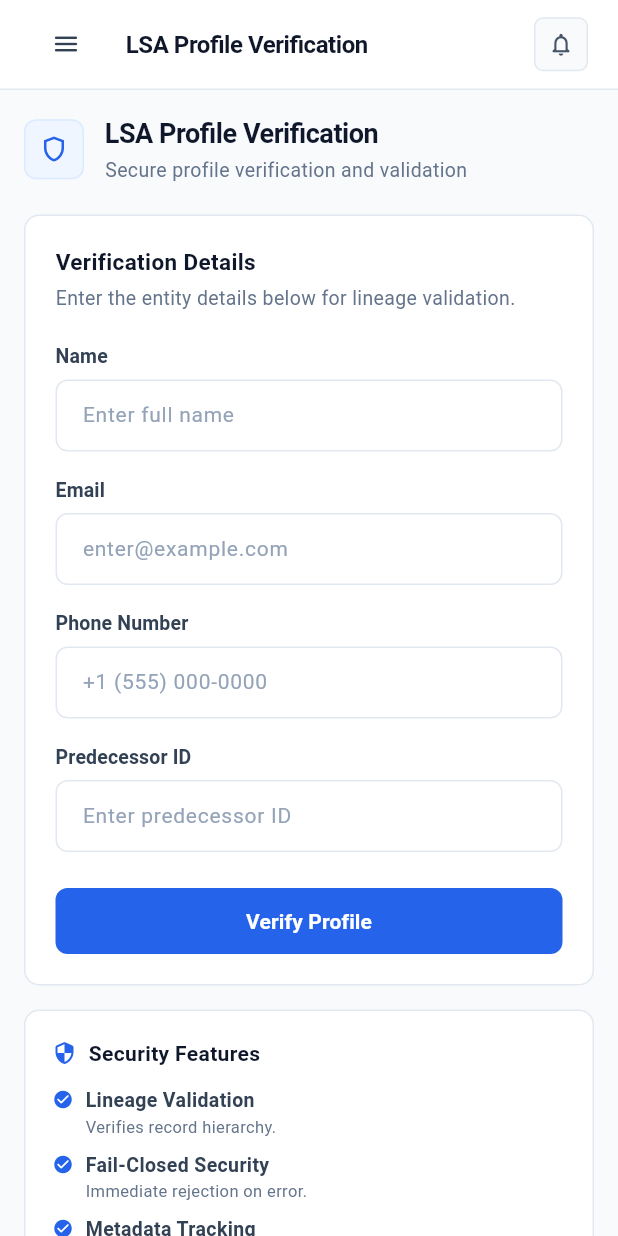
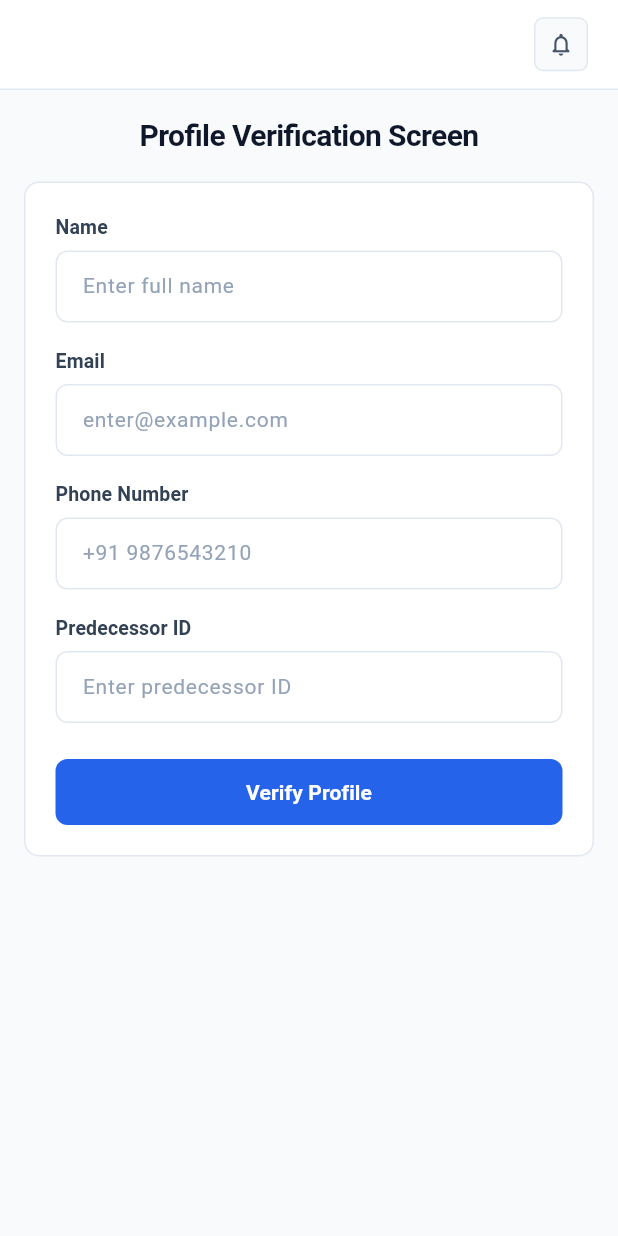
Before and after one commit to Diya2004-source/lsa_profile_verification, a Flutter app: the screen it shows after launch, on a phone screen of 412 x 824 dp. Run offline on Flutter 3.47's test engine with Material 3 defaults, Android fonts, the phone set to English and light mode, and no system bars.

Commit message:
UI updated

```diff
--- a/lsa_profile_verification_screen/lib/main.dart
+++ b/lsa_profile_verification_screen/lib/main.dart
@@ -13,7 +13,7 @@ class LsaProfileVerificationApp extends StatelessWidget {
     const primaryBlue = Color(0xFF2563EB);
 
     return MaterialApp(
-      title: 'Aura Studio - LSA Profile Verification',
+      title: 'LSA Profile Verification',
       debugShowCheckedModeBanner: false,
       theme: ThemeData(
         useMaterial3: true,
--- a/lsa_profile_verification_screen/lib/screens/dashboard_screen.dart
+++ b/lsa_profile_verification_screen/lib/screens/dashboard_screen.dart
@@ -5,7 +5,7 @@ import '../widgets/sidebar.dart';
 import '../widgets/stat_card.dart';
 import 'lsa_verification_screen.dart';
 
-/// Main production dashboard screen integrating desktop sidebar, header, metrics, and LSA verification screen.
+// Main production dashboard screen integrating desktop sidebar, header, metrics, and profile verification screen.
 class DashboardScreen extends StatefulWidget {
   const DashboardScreen({super.key});
 
@@ -14,12 +14,12 @@ class DashboardScreen extends StatefulWidget {
 }
 
 class _DashboardScreenState extends State<DashboardScreen> {
-  int _selectedNavIndex = 1; // Default to Profile Verification view for easy workflow evaluation
+  int _selectedNavIndex = 1; // Default to Profile Verification view for evaluation
   final GlobalKey<ScaffoldState> _scaffoldKey = GlobalKey<ScaffoldState>();
 
   final List<String> _pageTitles = [
     'Dashboard',
-    'LSA Profile Verification',
+    '', // Title removed as requested
     'Projects',
     'Settings',
   ];
@@ -158,7 +158,7 @@ class _DashboardScreenState extends State<DashboardScreen> {
                   crossAxisAlignment: CrossAxisAlignment.start,
                   children: const [
                     Text(
-                      'LSA Profile Verification Tool',
+                      'Profile Verification Tool',
                       style: TextStyle(
                         fontSize: 14,
                         fontWeight: FontWeight.w700,
--- a/lsa_profile_verification_screen/lib/screens/lsa_verification_screen.dart
+++ b/lsa_profile_verification_screen/lib/screens/lsa_verification_screen.dart
@@ -7,9 +7,8 @@ import '../services/api_service.dart';
 import '../trackers/friction_tracker.dart';
 import '../widgets/custom_text_field.dart';
 import '../widgets/primary_button.dart';
-import '../widgets/profile_header.dart';
 
-/// Screen for LSA Profile Verification UI with a human-designed, production-ready SaaS aesthetic.
+/// Screen for Profile Verification UI with center-aligned heading and +91 phone placeholder.
 class LsaVerificationScreen extends StatefulWidget {
   const LsaVerificationScreen({super.key});
 
@@ -164,45 +163,51 @@ class _LsaVerificationScreenState extends State<LsaVerificationScreen> {
     return SingleChildScrollView(
       padding: EdgeInsets.all(isDesktop ? 24.0 : 16.0),
       child: Column(
-        crossAxisAlignment: CrossAxisAlignment.start,
+        crossAxisAlignment: CrossAxisAlignment.center,
         children: [
-          // Section Header
-          const ProfileHeader(),
-          const SizedBox(height: 20),
+          // Center-aligned Screen Heading Text
+          const Center(
+            child: Text(
+              'Profile Verification Screen',
+              textAlign: TextAlign.center,
+              style: TextStyle(
+                fontSize: 20,
+                fontWeight: FontWeight.w700,
+                color: Color(0xFF0F172A),
+                letterSpacing: -0.4,
+              ),
+            ),
+          ),
+          const SizedBox(height: 16),
 
-          // Structured Layout: 2 Columns on Desktop, 1 Column on Mobile
           if (isDesktop)
             Row(
               crossAxisAlignment: CrossAxisAlignment.start,
               children: [
-                // Form Container (60% width)
+                // Form Container
                 Expanded(
                   flex: 3,
                   child: _buildFormCard(),
                 ),
                 const SizedBox(width: 20),
 
-                // Side Details (40% width)
+                // Side Details (Audit Trail)
+                if (_currentTraceId != null)
                   Expanded(
                     flex: 2,
-                  child: Column(
-                    children: [
-                      _buildSecurityInfoCard(),
-                      const SizedBox(height: 16),
-                      _buildAuditMetadataCard(),
-                    ],
-                  ),
+                    child: _buildAuditMetadataCard(),
                   ),
               ],
             )
           else
             Column(
+              crossAxisAlignment: CrossAxisAlignment.center,
               children: [
                 _buildFormCard(),
-                const SizedBox(height: 16),
-                _buildSecurityInfoCard(),
+                if (_currentTraceId != null) ...[
                   const SizedBox(height: 16),
                   _buildAuditMetadataCard(),
+                ],
               ],
             ),
         ],
@@ -225,24 +230,6 @@ class _LsaVerificationScreenState extends State<LsaVerificationScreen> {
       child: Column(
         crossAxisAlignment: CrossAxisAlignment.stretch,
         children: [
-          const Text(
-            'Verification Details',
-            style: TextStyle(
-              fontSize: 15,
-              fontWeight: FontWeight.w700,
-              color: Color(0xFF0F172A),
-            ),
-          ),
-          const SizedBox(height: 4),
-          const Text(
-            'Enter the entity details below for lineage validation.',
-            style: TextStyle(
-              fontSize: 13,
-              color: Color(0xFF64748B),
-            ),
-          ),
-          const SizedBox(height: 20),
-
           // Name Field
           CustomTextField(
             label: 'Name',
@@ -263,10 +250,10 @@ class _LsaVerificationScreenState extends State<LsaVerificationScreen> {
           ),
           const SizedBox(height: 16),
 
-          // Phone Number Field
+          // Phone Number Field with +91 placeholder
           CustomTextField(
             label: 'Phone Number',
-            hintText: '+1 (555) 000-0000',
+            hintText: '+91 9876543210',
             controller: _phoneController,
             keyboardType: TextInputType.phone,
             onChanged: (_) => _frictionTracker.resetTracking(),
@@ -290,90 +277,6 @@ class _LsaVerificationScreenState extends State<LsaVerificationScreen> {
           ),
         ],
       ),
-    );
-  }
-
-  /// Clean Security Features Info Card.
-  Widget _buildSecurityInfoCard() {
-    return Container(
-      padding: const EdgeInsets.all(18),
-      decoration: BoxDecoration(
-        color: Colors.white,
-        borderRadius: BorderRadius.circular(10),
-        border: Border.all(
-          color: const Color(0xFFE2E8F0),
-          width: 1,
-        ),
-      ),
-      child: Column(
-        crossAxisAlignment: CrossAxisAlignment.start,
-        children: [
-          Row(
-            children: const [
-              Icon(
-                Icons.security_rounded,
-                size: 16,
-                color: Color(0xFF2563EB),
-              ),
-              SizedBox(width: 8),
-              Text(
-                'Security Features',
-                style: TextStyle(
-                  fontSize: 14,
-                  fontWeight: FontWeight.w700,
-                  color: Color(0xFF0F172A),
-                ),
-              ),
-            ],
-          ),
-          const SizedBox(height: 12),
-          _buildSecurityFeatureItem('Lineage Validation', 'Verifies record hierarchy.'),
-          const SizedBox(height: 8),
-          _buildSecurityFeatureItem('Fail-Closed Security', 'Immediate rejection on error.'),
-          const SizedBox(height: 8),
-          _buildSecurityFeatureItem('Metadata Tracking', 'Cryptographic trace generation.'),
-        ],
-      ),
-    );
-  }
-
-  /// Individual checkmark row for security features.
-  Widget _buildSecurityFeatureItem(String title, String description) {
-    return Row(
-      crossAxisAlignment: CrossAxisAlignment.start,
-      children: [
-        const Padding(
-          padding: EdgeInsets.only(top: 2),
-          child: Icon(
-            Icons.check_circle_rounded,
-            size: 14,
-            color: Color(0xFF2563EB),
-          ),
-        ),
-        const SizedBox(width: 8),
-        Expanded(
-          child: Column(
-            crossAxisAlignment: CrossAxisAlignment.start,
-            children: [
-              Text(
-                title,
-                style: const TextStyle(
-                  fontSize: 13,
-                  fontWeight: FontWeight.w600,
-                  color: Color(0xFF334155),
-                ),
-              ),
-              Text(
-                description,
-                style: const TextStyle(
-                  fontSize: 11,
-                  color: Color(0xFF64748B),
-                ),
-              ),
-            ],
-          ),
-        ),
-      ],
     );
   }
 
@@ -411,19 +314,9 @@ class _LsaVerificationScreenState extends State<LsaVerificationScreen> {
             ],
           ),
           const SizedBox(height: 12),
-          if (_currentTraceId == null)
-            const Text(
-              'No verification metadata generated yet. Submit valid data to inspect trace details.',
-              style: TextStyle(
-                fontSize: 12,
-                color: Color(0xFF94A3B8),
-              ),
-            )
-          else ...[
           _buildMetadataField('TRACE ID', _currentTraceId!),
           const SizedBox(height: 8),
           _buildMetadataField('LOGIC HASH (SHA-256)', _currentLogicHash!),
-          ],
         ],
       ),
     );
--- a/lsa_profile_verification_screen/lib/widgets/app_header.dart
+++ b/lsa_profile_verification_screen/lib/widgets/app_header.dart
@@ -1,6 +1,6 @@
 import 'package:flutter/material.dart';
 
-/// Top header bar for dashboard screens featuring title and functional controls.
+/// Top header bar without leading menu icon.
 class AppHeader extends StatelessWidget {
   final String title;
   final VoidCallback? onMenuPressed;
@@ -29,15 +29,8 @@ class AppHeader extends StatelessWidget {
       ),
       child: Row(
         children: [
-          if (!isDesktop) ...[
-            IconButton(
-              icon: const Icon(Icons.menu_rounded, size: 20, color: Color(0xFF334155)),
-              onPressed: onMenuPressed,
-              padding: EdgeInsets.zero,
-              constraints: const BoxConstraints(),
-            ),
-            const SizedBox(width: 16),
-          ],
+          // Leading menu icon removed as requested
+          if (title.isNotEmpty)
             Text(
               title,
               style: const TextStyle(
@@ -49,7 +42,7 @@ class AppHeader extends StatelessWidget {
             ),
           const Spacer(),
 
-          // Search Field
+          // Search Field (Desktop)
           if (isDesktop)
             SizedBox(
               width: 220,
```
Lines whose indentation alone changed are shown as unchanged.
